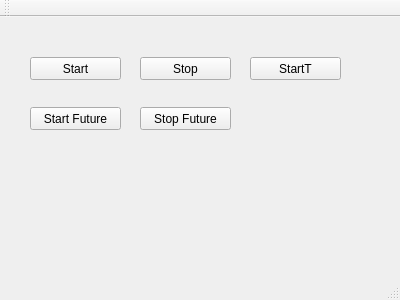
Above: TestThread/MainWindow.ui from mehelme/TestThread before the change. Below: the same form after it.
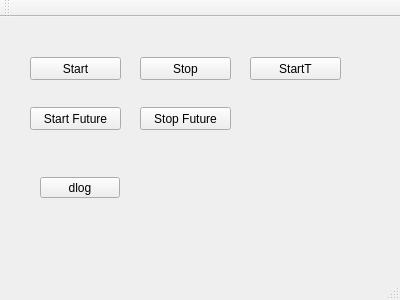
That is the form after the change.

```diff
--- a/TestThread/MainWindow.ui
+++ b/TestThread/MainWindow.ui
@@ -79,6 +79,19 @@
      <string>StartT</string>
     </property>
    </widget>
+   <widget class="QPushButton" name="pbDlog">
+    <property name="geometry">
+     <rect>
+      <x>40</x>
+      <y>160</y>
+      <width>80</width>
+      <height>21</height>
+     </rect>
+    </property>
+    <property name="text">
+     <string>dlog</string>
+    </property>
+   </widget>
   </widget>
   <widget class="QMenuBar" name="menuBar">
    <property name="geometry">
```
